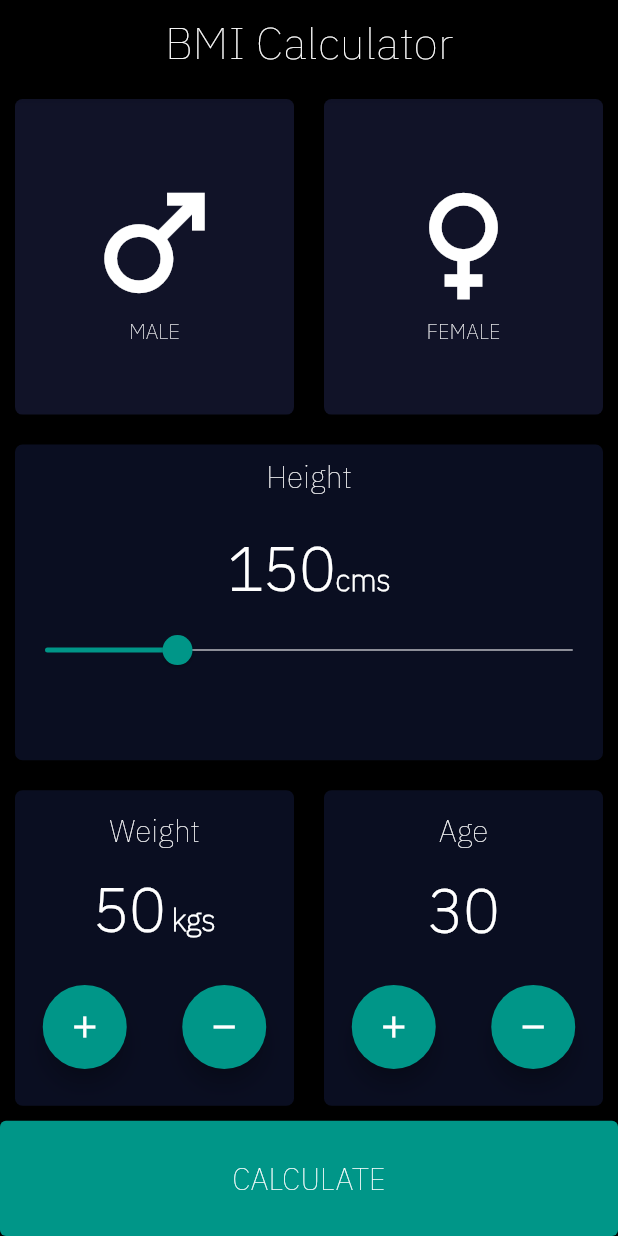
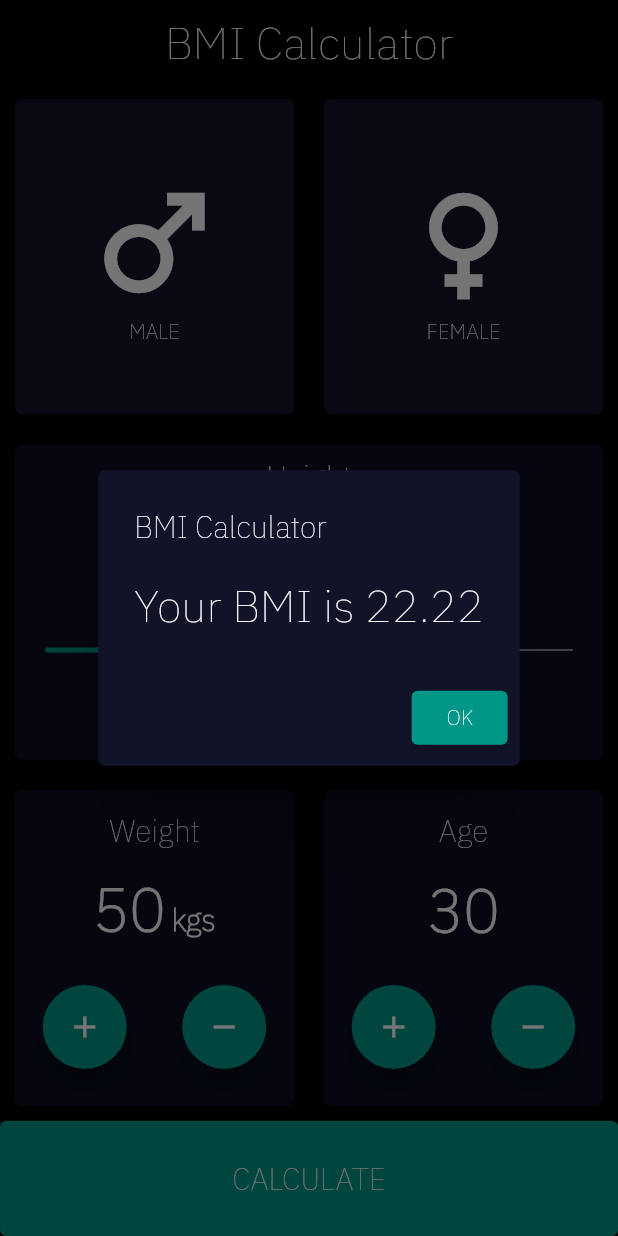
Before and after one commit to abhimanyukolakotla/bmicalculator, a Flutter app: the screen it shows after launch, after a tap on "CALCULATE", on a phone screen of 412 x 824 dp. Run offline on Flutter 3.47's test engine with Material 2 defaults, Android fonts, the phone set to English and light mode, and no system bars.

```diff
--- a/lib/input_page.dart
+++ b/lib/input_page.dart
@@ -127,11 +127,35 @@ class _InputPageState extends State<InputPage> {
                 Expanded(
                   child: ElevatedButton(
                     style: ButtonStyle(
-                      backgroundColor: MaterialStateProperty.all(Colors.teal),
+                      backgroundColor:
+                          MaterialStateProperty.all(kSecondaryColor),
                     ),
-                    onPressed: () {
-                      print("BMI is ${(weight / (height * height)) * 10000}");
-                    },
+                    onPressed: () => showDialog<String>(
+                      context: context,
+                      builder: (BuildContext context) => AlertDialog(
+                        backgroundColor: kInactiveCardColor,
+                        title: const Text(
+                          'BMI Calculator',
+                        ),
+                        content: Text(
+                          'Your BMI is ${((weight / (height * height)) * 10000).toStringAsFixed(2)}',
+                          style: const TextStyle(fontSize: 30.0),
+                        ),
+                        actions: <Widget>[
+                          ElevatedButton(
+                            style: ButtonStyle(
+                              backgroundColor:
+                                  MaterialStateProperty.all(kSecondaryColor),
+                            ),
+                            onPressed: () => Navigator.pop(context, 'OK'),
+                            child: const Text(
+                              'OK',
+                              style: TextStyle(color: Colors.white),
+                            ),
+                          ),
+                        ],
+                      ),
+                    ),
                     child: const Center(
                       child: Text(
                         "CALCULATE",
```
